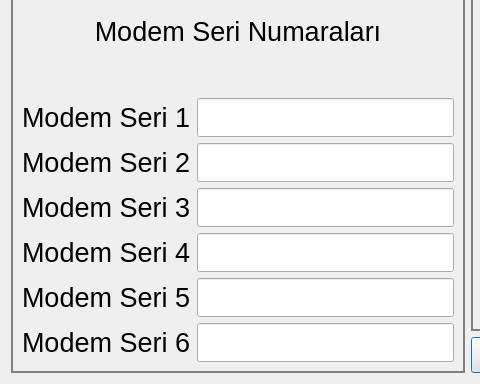
Before: the Qt Designer form secdialog.ui in yunusemrecinar/QT5-cihaz-kimlik-teknik-servis, drawn with Qt 5; both pictures show x 0 to 480 and y 594 to 978 of the 936 by 978 pixel window.
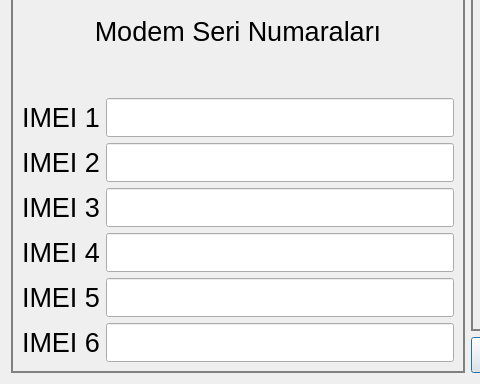
After: the same form once the commit is applied.

```diff
--- a/secdialog.ui
+++ b/secdialog.ui
@@ -520,7 +520,7 @@
                </font>
               </property>
               <property name="text">
-               <string>Modem Seri 3</string>
+               <string>IMEI 3</string>
               </property>
              </widget>
             </item>
@@ -532,7 +532,7 @@
                </font>
               </property>
               <property name="text">
-               <string>Modem Seri 5</string>
+               <string>IMEI 5</string>
               </property>
              </widget>
             </item>
@@ -571,7 +571,7 @@
                </font>
               </property>
               <property name="text">
-               <string>Modem Seri 1</string>
+               <string>IMEI 1</string>
               </property>
              </widget>
             </item>
@@ -583,7 +583,7 @@
                </font>
               </property>
               <property name="text">
-               <string>Modem Seri 4</string>
+               <string>IMEI 4</string>
               </property>
              </widget>
             </item>
@@ -595,7 +595,7 @@
                </font>
               </property>
               <property name="text">
-               <string>Modem Seri 2</string>
+               <string>IMEI 2</string>
               </property>
              </widget>
             </item>
@@ -625,7 +625,7 @@
                </font>
               </property>
               <property name="text">
-               <string>Modem Seri 6</string>
+               <string>IMEI 6</string>
               </property>
              </widget>
             </item>
```
Left out of the diff: 2 changed lines with no effect on the pictures.
